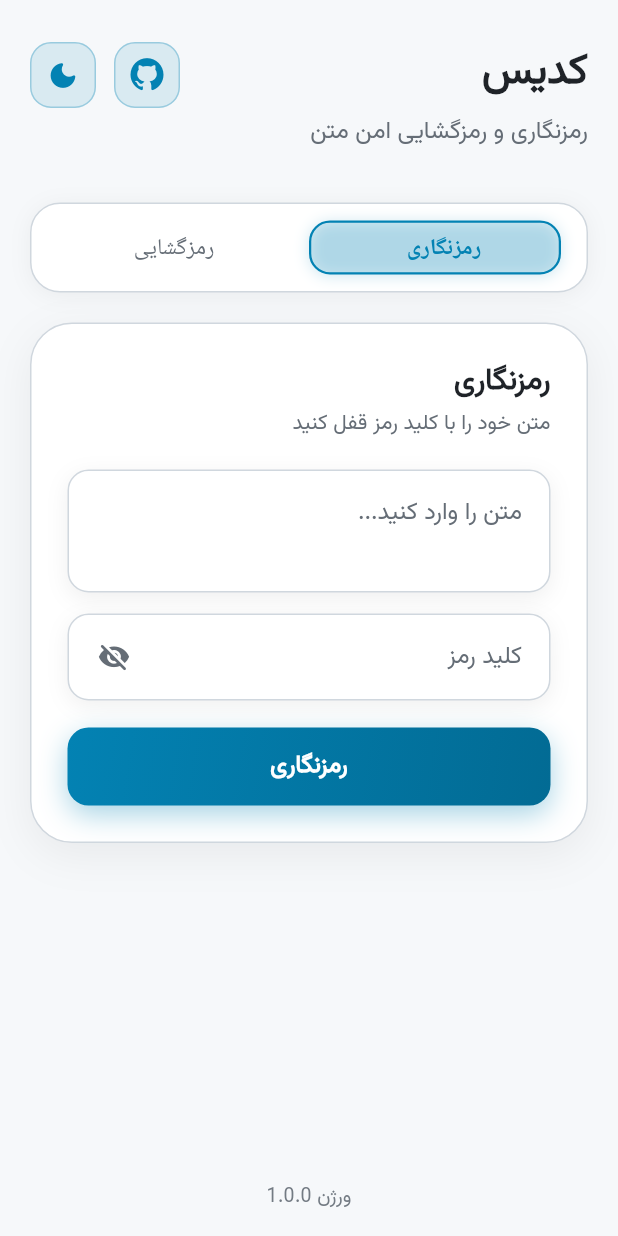
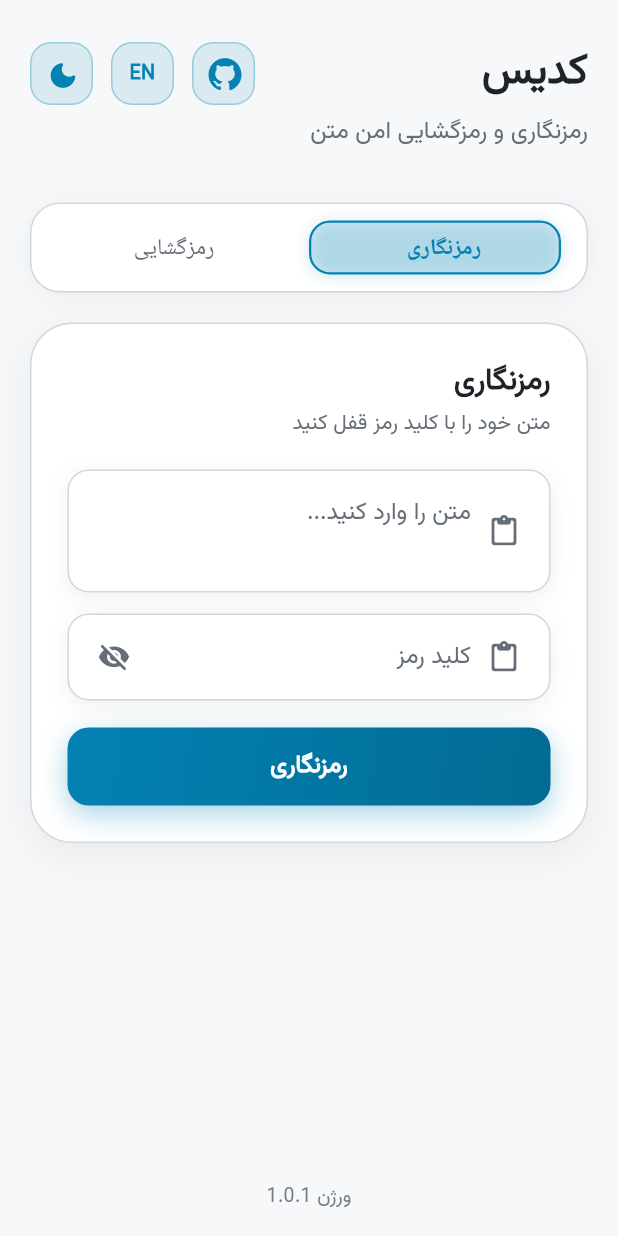
Before and after one commit to hosivay/codis, a Flutter app: the screen it shows after launch, on a phone screen of 412 x 824 dp. Run offline on Flutter 3.47's test engine with Material 3 defaults, Android fonts, the phone set to English and light mode, and no system bars; our stand-ins replace flutter_markdown, font_awesome_flutter, package_info_plus, share_plus; missing offline and left inert: encrypt, pointycastle.

Commit message:
Update app localization and enhance GitHub Actions workflows
- Added support for locale switching in the app, allowing users to toggle between Persian and English.
- Updated the app's UI components to reflect the selected locale, including text direction and localized strings.
- Enhanced the GitHub Actions workflow for multi-platform releases, consolidating Windows, Android, and web builds into a single workflow.
- Removed the outdated Windows release workflow file.
- Updated dependencies in pubspec.lock to include new packages and versions.

```diff
--- a/lib/app.dart
+++ b/lib/app.dart
@@ -12,6 +12,7 @@ class App extends StatefulWidget {
 
 class _AppState extends State<App> {
   ThemeMode _themeMode = ThemeMode.system;
+  Locale _locale = const Locale('fa', 'IR');
 
   void _toggleTheme() {
     setState(() {
@@ -23,20 +24,35 @@ class _AppState extends State<App> {
     });
   }
 
+  void _toggleLocale() {
+    setState(() {
+      _locale = _locale.languageCode == 'fa' ? const Locale('en') : const Locale('fa', 'IR');
+    });
+  }
+
   @override
   Widget build(BuildContext context) {
+    final fontFamily = _locale.languageCode == 'fa' ? 'Vazirmatn' : null;
     return MaterialApp(
-      title: 'کدیس',
-      locale: const Locale('fa', 'IR'),
+      title: 'Codis',
+      locale: _locale,
       debugShowCheckedModeBanner: false,
       theme: AppTheme.light.copyWith(
-        textTheme: AppTheme.light.textTheme.apply(fontFamily: 'Vazirmatn'),
+        textTheme: fontFamily != null
+            ? AppTheme.light.textTheme.apply(fontFamily: fontFamily)
+            : AppTheme.light.textTheme,
       ),
       darkTheme: AppTheme.dark.copyWith(
-        textTheme: AppTheme.dark.textTheme.apply(fontFamily: 'Vazirmatn'),
+        textTheme: fontFamily != null
+            ? AppTheme.dark.textTheme.apply(fontFamily: fontFamily)
+            : AppTheme.dark.textTheme,
       ),
       themeMode: _themeMode,
-      home: CipherPage(onThemeToggle: _toggleTheme),
+      home: CipherPage(
+        onThemeToggle: _toggleTheme,
+        onLocaleToggle: _toggleLocale,
+        locale: _locale,
+      ),
     );
   }
 }
--- /dev/null
+++ b/lib/core/l10n/app_strings.dart
@@ -0,0 +1,83 @@
+import 'package:flutter/material.dart';
+
+class AppStrings {
+  AppStrings._();
+
+  static String appName(Locale locale) =>
+      locale.languageCode == 'en' ? 'Codis' : 'کدیس';
+
+  static String tagline(Locale locale) =>
+      locale.languageCode == 'en'
+          ? 'Secure text encryption and decryption'
+          : 'رمزنگاری و رمزگشایی امن متن';
+
+  static String encryptTitle(Locale locale) =>
+      locale.languageCode == 'en' ? 'Encrypt' : 'رمزنگاری';
+
+  static String encryptSubtitle(Locale locale) =>
+      locale.languageCode == 'en'
+          ? 'Lock your text with a secret key'
+          : 'متن خود را با کلید رمز قفل کنید';
+
+  static String decryptTitle(Locale locale) =>
+      locale.languageCode == 'en' ? 'Decrypt' : 'رمزگشایی';
+
+  static String decryptSubtitle(Locale locale) =>
+      locale.languageCode == 'en'
+          ? 'Open encrypted text with the same key'
+          : 'متن رمزشده را با همان کلید باز کنید';
+
+  static String inputHintEncrypt(Locale locale) =>
+      locale.languageCode == 'en' ? 'Enter text...' : 'متن را وارد کنید...';
+
+  static String inputHintDecrypt(Locale locale) =>
+      locale.languageCode == 'en'
+          ? 'Paste encrypted text here...'
+          : 'متن رمزشده را اینجا بچسبانید...';
+
+  static String secretHint(Locale locale) =>
+      locale.languageCode == 'en' ? 'Secret key' : 'کلید رمز';
+
+  static String doEncrypt(Locale locale) =>
+      locale.languageCode == 'en' ? 'Encrypt' : 'رمزنگاری';
+
+  static String doDecrypt(Locale locale) =>
+      locale.languageCode == 'en' ? 'Decrypt' : 'رمزگشایی';
+
+  static String resultLabel(Locale locale) =>
+      locale.languageCode == 'en' ? 'Result' : 'نتیجه';
+
+  static String copyResult(Locale locale) =>
+      locale.languageCode == 'en' ? 'Copy' : 'کپی';
+
+  static String copied(Locale locale) =>
+      locale.languageCode == 'en' ? 'Copied' : 'کپی شد';
+
+  static String shareResult(Locale locale) =>
+      locale.languageCode == 'en' ? 'Share' : 'اشتراک\u200cگذاری';
+
+  static String viewFullScreen(Locale locale) =>
+      locale.languageCode == 'en' ? 'Full screen' : 'تمام صفحه';
+
+  static String errorInvalidCipher(Locale locale) =>
+      locale.languageCode == 'en'
+          ? 'Invalid encrypted text'
+          : 'متن رمزشده معتبر نیست';
+
+  static String errorDecryptFailed(Locale locale) =>
+      locale.languageCode == 'en'
+          ? 'Decryption failed. Check the key.'
+          : 'رمزگشایی ناموفق. کلید را بررسی کنید.';
+
+  static String errorEmptyInput(Locale locale) =>
+      locale.languageCode == 'en' ? 'Enter text' : 'متن را وارد کنید';
+
+  static String errorEmptySecret(Locale locale) =>
+      locale.languageCode == 'en' ? 'Enter secret key' : 'کلید رمز را وارد کنید';
+
+  static String versionLabel(Locale locale) =>
+      locale.languageCode == 'en' ? 'Version' : 'ورژن';
+
+  static TextDirection textDirection(Locale locale) =>
+      locale.languageCode == 'en' ? TextDirection.ltr : TextDirection.rtl;
+}
--- a/lib/features/cipher/presentation/cipher_page.dart
+++ b/lib/features/cipher/presentation/cipher_page.dart
@@ -1,6 +1,6 @@
 import 'package:flutter/material.dart';
 
-import 'package:codis/core/constants/app_constants.dart';
+import 'package:codis/core/l10n/app_strings.dart';
 import 'package:codis/core/theme/app_palette.dart';
 import 'package:codis/features/cipher/presentation/cipher_viewmodel.dart';
 import 'package:codis/features/cipher/presentation/widgets/action_card.dart';
@@ -10,9 +10,16 @@ import 'package:codis/features/cipher/presentation/widgets/custom_mode_tabs.dart
 import 'package:codis/features/cipher/presentation/widgets/version_footer.dart';
 
 class CipherPage extends StatefulWidget {
-  const CipherPage({super.key, this.onThemeToggle});
+  const CipherPage({
+    super.key,
+    this.onThemeToggle,
+    this.onLocaleToggle,
+    required this.locale,
+  });
 
   final VoidCallback? onThemeToggle;
+  final VoidCallback? onLocaleToggle;
+  final Locale locale;
 
   @override
   State<CipherPage> createState() => _CipherPageState();
@@ -39,6 +46,7 @@ class _CipherPageState extends State<CipherPage> {
     _viewModel.encrypt(
       _encryptInputController.text,
       _encryptSecretController.text,
+      widget.locale,
       () => setState(() {}),
     );
   }
@@ -47,6 +55,7 @@ class _CipherPageState extends State<CipherPage> {
     _viewModel.decrypt(
       _decryptInputController.text,
       _decryptSecretController.text,
+      widget.locale,
       () => setState(() {}),
     );
   }
@@ -65,9 +74,10 @@ class _CipherPageState extends State<CipherPage> {
   @override
   Widget build(BuildContext context) {
     final isDesktop = _isDesktop(context);
+    final dir = AppStrings.textDirection(widget.locale);
 
     return Directionality(
-      textDirection: TextDirection.rtl,
+      textDirection: dir,
       child: Scaffold(
         body: SafeArea(
           child: Column(
@@ -75,7 +85,7 @@ class _CipherPageState extends State<CipherPage> {
               Expanded(
                 child: isDesktop ? _buildDesktopLayout(context) : _buildMobileLayout(context),
               ),
-              const VersionFooter(),
+              VersionFooter(locale: widget.locale),
             ],
           ),
         ),
@@ -85,10 +95,15 @@ class _CipherPageState extends State<CipherPage> {
 
   Widget _buildDesktopLayout(BuildContext context) {
     final padding = _contentPadding(context);
+    final locale = widget.locale;
     return Column(
       crossAxisAlignment: CrossAxisAlignment.stretch,
       children: [
-        CodisHeader(onThemeToggle: widget.onThemeToggle),
+        CodisHeader(
+          locale: locale,
+          onThemeToggle: widget.onThemeToggle,
+          onLocaleToggle: widget.onLocaleToggle,
+        ),
         Expanded(
           child: Center(
             child: ConstrainedBox(
@@ -106,12 +121,13 @@ class _CipherPageState extends State<CipherPage> {
                         child: AnimatedActionCard(
                           delayFrames: 0,
                           child: ActionCard(
-                            title: AppConstants.encryptTitle,
-                            subtitle: AppConstants.encryptSubtitle,
-                            inputHint: AppConstants.inputHintEncrypt,
+                            locale: locale,
+                            title: AppStrings.encryptTitle(locale),
+                            subtitle: AppStrings.encryptSubtitle(locale),
+                            inputHint: AppStrings.inputHintEncrypt(locale),
                             inputController: _encryptInputController,
                             secretController: _encryptSecretController,
-                            actionLabel: AppConstants.doEncrypt,
+                            actionLabel: AppStrings.doEncrypt(locale),
                             onAction: _encrypt,
                             isLoading: _viewModel.encryptLoading,
                             error: _viewModel.encryptError,
@@ -128,12 +144,13 @@ class _CipherPageState extends State<CipherPage> {
                         child: AnimatedActionCard(
                           delayFrames: 2,
                           child: ActionCard(
-                            title: AppConstants.decryptTitle,
-                            subtitle: AppConstants.decryptSubtitle,
-                            inputHint: AppConstants.inputHintDecrypt,
+                            locale: locale,
+                            title: AppStrings.decryptTitle(locale),
+                            subtitle: AppStrings.decryptSubtitle(locale),
+                            inputHint: AppStrings.inputHintDecrypt(locale),
                             inputController: _decryptInputController,
                             secretController: _decryptSecretController,
-                            actionLabel: AppConstants.doDecrypt,
+                            actionLabel: AppStrings.doDecrypt(locale),
                             onAction: _decrypt,
                             isLoading: _viewModel.decryptLoading,
                             error: _viewModel.decryptError,
@@ -155,14 +172,21 @@ class _CipherPageState extends State<CipherPage> {
 
   Widget _buildMobileLayout(BuildContext context) {
     final padding = _contentPadding(context);
+    final locale = widget.locale;
     return CustomScrollView(
       slivers: [
-        SliverToBoxAdapter(child: CodisHeader(onThemeToggle: widget.onThemeToggle)),
+        SliverToBoxAdapter(
+          child: CodisHeader(
+            locale: locale,
+            onThemeToggle: widget.onThemeToggle,
+            onLocaleToggle: widget.onLocaleToggle,
+          ),
+        ),
         SliverToBoxAdapter(
           child: Padding(
             padding: EdgeInsets.fromLTRB(padding, 8, padding, 20),
             child: CustomModeTabs(
-              labels: const [AppConstants.encryptTitle, AppConstants.decryptTitle],
+              labels: [AppStrings.encryptTitle(locale), AppStrings.decryptTitle(locale)],
               selectedIndex: _mobileTabIndex,
               onChanged: (i) => setState(() => _mobileTabIndex = i),
             ),
@@ -199,16 +223,18 @@ class _CipherPageState extends State<CipherPage> {
   }
 
   Widget _mobileEncryptCard() {
+    final locale = widget.locale;
     return AnimatedActionCard(
       key: const ValueKey('mobile_encrypt'),
       delayFrames: 0,
       child: ActionCard(
-        title: AppConstants.encryptTitle,
-        subtitle: AppConstants.encryptSubtitle,
-        inputHint: AppConstants.inputHintEncrypt,
+        locale: locale,
+        title: AppStrings.encryptTitle(locale),
+        subtitle: AppStrings.encryptSubtitle(locale),
+        inputHint: AppStrings.inputHintEncrypt(locale),
         inputController: _encryptInputController,
         secretController: _encryptSecretController,
-        actionLabel: AppConstants.doEncrypt,
+        actionLabel: AppStrings.doEncrypt(locale),
         onAction: _encrypt,
         isLoading: _viewModel.encryptLoading,
         error: _viewModel.encryptError,
@@ -219,16 +245,18 @@ class _CipherPageState extends State<CipherPage> {
   }
 
   Widget _mobileDecryptCard() {
+    final locale = widget.locale;
     return AnimatedActionCard(
       key: const ValueKey('mobile_decrypt'),
       delayFrames: 0,
       child: ActionCard(
-        title: AppConstants.decryptTitle,
-        subtitle: AppConstants.decryptSubtitle,
-        inputHint: AppConstants.inputHintDecrypt,
+        locale: locale,
+        title: AppStrings.decryptTitle(locale),
+        subtitle: AppStrings.decryptSubtitle(locale),
+        inputHint: AppStrings.inputHintDecrypt(locale),
         inputController: _decryptInputController,
         secretController: _decryptSecretController,
-        actionLabel: AppConstants.doDecrypt,
+        actionLabel: AppStrings.doDecrypt(locale),
         onAction: _decrypt,
         isLoading: _viewModel.decryptLoading,
         error: _viewModel.decryptError,
@@ -239,9 +267,10 @@ class _CipherPageState extends State<CipherPage> {
   }
 
   void _showCopied(BuildContext context) {
+    final dir = AppStrings.textDirection(widget.locale);
     ScaffoldMessenger.of(context).showSnackBar(
       SnackBar(
-        content: Text(AppConstants.copied, textDirection: TextDirection.rtl),
+        content: Text(AppStrings.copied(widget.locale), textDirection: dir),
         duration: const Duration(milliseconds: 1200),
         behavior: SnackBarBehavior.floating,
       ),
--- a/lib/features/cipher/presentation/widgets/action_card.dart
+++ b/lib/features/cipher/presentation/widgets/action_card.dart
@@ -1,6 +1,6 @@
 import 'package:flutter/material.dart';
 
-import 'package:codis/core/constants/app_constants.dart';
+import 'package:codis/core/l10n/app_strings.dart';
 import 'package:codis/core/theme/app_palette.dart';
 import 'package:codis/features/cipher/presentation/widgets/cipher_text_field.dart';
 import 'package:codis/features/cipher/presentation/widgets/primary_button.dart';
@@ -9,6 +9,7 @@ import 'package:codis/features/cipher/presentation/widgets/result_card.dart';
 class ActionCard extends StatelessWidget {
   const ActionCard({
     super.key,
+    required this.locale,
     required this.title,
     required this.subtitle,
     required this.inputHint,
@@ -22,6 +23,7 @@ class ActionCard extends StatelessWidget {
     this.onCopy,
   });
 
+  final Locale locale;
   final String title;
   final String subtitle;
   final String inputHint;
@@ -42,6 +44,7 @@ class ActionCard extends StatelessWidget {
     final textPrimary = isDark ? AppPalette.textPrimaryDark : AppPalette.textPrimaryLight;
     final textSecondary = isDark ? AppPalette.textSecondaryDark : AppPalette.textSecondaryLight;
     final errorColor = isDark ? AppPalette.errorDark : AppPalette.errorLight;
+    final dir = AppStrings.textDirection(locale);
 
     return Container(
       width: double.infinity,
@@ -72,7 +75,7 @@ class ActionCard extends StatelessWidget {
               fontSize: 20,
               fontWeight: FontWeight.w700,
             ),
-            textDirection: TextDirection.rtl,
+            textDirection: dir,
           ),
           const SizedBox(height: 4),
           Text(
@@ -82,7 +85,7 @@ class ActionCard extends StatelessWidget {
               fontSize: 14,
               height: 1.4,
             ),
-            textDirection: TextDirection.rtl,
+            textDirection: dir,
           ),
           const SizedBox(height: 20),
           CipherTextField(
@@ -90,13 +93,17 @@ class ActionCard extends StatelessWidget {
             hint: inputHint,
             minLines: 2,
             maxLines: 20,
+            showPasteButton: true,
+            textDirection: dir,
           ),
           const SizedBox(height: 14),
           CipherTextField(
             controller: secretController,
-            hint: AppConstants.secretHint,
+            hint: AppStrings.secretHint(locale),
             maxLines: 1,
             isSecret: true,
+            showPasteButton: true,
+            textDirection: dir,
           ),
           const SizedBox(height: 18),
           PrimaryButton(
@@ -109,12 +116,13 @@ class ActionCard extends StatelessWidget {
             Text(
               error!,
               style: TextStyle(color: errorColor, fontSize: 14, height: 1.4),
-              textDirection: TextDirection.rtl,
+              textDirection: dir,
             ),
           ],
           if (result != null && result!.isNotEmpty) ...[
             const SizedBox(height: 18),
             ResultCard(
+              locale: locale,
               result: result!,
               onCopy: onCopy ?? () {},
             ),
--- a/lib/features/cipher/presentation/widgets/cipher_text_field.dart
+++ b/lib/features/cipher/presentation/widgets/cipher_text_field.dart
@@ -1,4 +1,5 @@
 import 'package:flutter/material.dart';
+import 'package:flutter/services.dart';
 
 import 'package:codis/core/theme/app_palette.dart';
 
@@ -12,6 +13,7 @@ class CipherTextField extends StatefulWidget {
     this.obscureText = false,
     this.isSecret = false,
     this.textDirection,
+    this.showPasteButton = false,
   });
 
   final TextEditingController controller;
@@ -21,6 +23,7 @@ class CipherTextField extends StatefulWidget {
   final bool obscureText;
   final bool isSecret;
   final TextDirection? textDirection;
+  final bool showPasteButton;
 
   @override
   State<CipherTextField> createState() => _CipherTextFieldState();
@@ -97,14 +100,29 @@ class _CipherTextFieldState extends State<CipherTextField> with SingleTickerProv
                 decoration: InputDecoration(
                   hintText: widget.hint,
                   hintStyle: TextStyle(color: hintColor, fontSize: 16),
-                  hintTextDirection: TextDirection.rtl,
+                  hintTextDirection: widget.textDirection ?? TextDirection.rtl,
                   contentPadding: EdgeInsets.fromLTRB(
-                    widget.isSecret ? 48 : 18,
+                    widget.isSecret ? 48 : (widget.showPasteButton ? 48 : 18),
                     16,
-                    18,
+                    widget.showPasteButton ? 48 : 18,
                     16,
                   ),
                   border: InputBorder.none,
+                  prefixIcon: widget.showPasteButton
+                      ? GestureDetector(
+                          onTap: () async {
+                            final data = await Clipboard.getData(Clipboard.kTextPlain);
+                            if (data?.text != null && data!.text!.isNotEmpty) {
+                              widget.controller.text = data.text!;
+                            }
+                          },
+                          behavior: HitTestBehavior.opaque,
+                          child: Padding(
+                            padding: const EdgeInsets.only(right: 12),
+                            child: Icon(Icons.content_paste_rounded, size: 22, color: hintColor),
+                          ),
+                        )
+                      : null,
                   suffixIcon: widget.isSecret
                       ? GestureDetector(
                           onTap: () => setState(() => _obscured = !_obscured),
--- a/lib/features/cipher/presentation/widgets/codis_header.dart
+++ b/lib/features/cipher/presentation/widgets/codis_header.dart
@@ -2,24 +2,27 @@ import 'package:flutter/material.dart';
 import 'package:font_awesome_flutter/font_awesome_flutter.dart';
 import 'package:url_launcher/url_launcher.dart';
 
-import 'package:codis/core/constants/app_constants.dart';
+import 'package:codis/core/l10n/app_strings.dart';
 import 'package:codis/core/theme/app_palette.dart';
 
 class CodisHeader extends StatelessWidget {
-  const CodisHeader({super.key, this.onThemeToggle});
+  const CodisHeader({
+    super.key,
+    required this.locale,
+    this.onThemeToggle,
+    this.onLocaleToggle,
+  });
 
+  final Locale locale;
   final VoidCallback? onThemeToggle;
+  final VoidCallback? onLocaleToggle;
 
   static const String _githubUrl = 'https://github.com/hosivay/codis';
 
   Future<void> _openGithub() async {
     final uri = Uri.parse(_githubUrl);
     if (await canLaunchUrl(uri)) {
-      await launchUrl(
-        uri,
-        mode: LaunchMode.externalApplication,
-        webOnlyWindowName: '_blank',
-      );
+      await launchUrl(uri, mode: LaunchMode.platformDefault);
     }
   }
 
@@ -35,14 +38,20 @@ class CodisHeader extends StatelessWidget {
     final iconSize = isCompact ? 18.0 : 22.0;
     final iconPadding = isCompact ? 8.0 : 10.0;
     final verticalPadding = isCompact ? 20.0 : 28.0;
+    final dir = AppStrings.textDirection(locale);
 
     final textPrimary = isDark ? AppPalette.textPrimaryDark : AppPalette.textPrimaryLight;
     final textSecondary = isDark ? AppPalette.textSecondaryDark : AppPalette.textSecondaryLight;
     final accent = isDark ? AppPalette.accentDark : AppPalette.accentLight;
 
-    Widget _iconButton({required VoidCallback onTap, required Widget icon}) {
+    final buttonSize = iconSize + 2 * iconPadding;
+
+    Widget iconButton({required VoidCallback onTap, required Widget icon}) {
       return GestureDetector(
         onTap: onTap,
+        child: SizedBox(
+          width: buttonSize,
+          height: buttonSize,
           child: Container(
             padding: EdgeInsets.all(iconPadding),
             decoration: BoxDecoration(
@@ -53,7 +62,9 @@ class CodisHeader extends StatelessWidget {
                 width: 1,
               ),
             ),
+            alignment: Alignment.center,
             child: icon,
+          ),
         ),
       );
     }
@@ -74,25 +85,25 @@ class CodisHeader extends StatelessWidget {
                     crossAxisAlignment: CrossAxisAlignment.stretch,
                     children: [
                       Text(
-                        AppConstants.appName,
+                        AppStrings.appName(locale),
                         style: TextStyle(
                           color: textPrimary,
                           fontSize: titleSize,
                           fontWeight: FontWeight.w800,
                           letterSpacing: -0.8,
                         ),
-                        textDirection: TextDirection.rtl,
+                        textDirection: dir,
                       ),
                       SizedBox(height: isCompact ? 4 : 8),
                       Text(
-                        AppConstants.tagline,
+                        AppStrings.tagline(locale),
                         style: TextStyle(
                           color: textSecondary,
                           fontSize: taglineSize,
                           height: 1.45,
                           fontWeight: FontWeight.w400,
                         ),
-                        textDirection: TextDirection.rtl,
+                        textDirection: dir,
                       ),
                     ],
                   ),
@@ -100,13 +111,27 @@ class CodisHeader extends StatelessWidget {
                 Row(
                   mainAxisSize: MainAxisSize.min,
                   children: [
-                    _iconButton(
+                    iconButton(
                       onTap: _openGithub,
                       icon: FaIcon(FontAwesomeIcons.github, size: iconSize, color: accent),
                     ),
+                    if (onLocaleToggle != null) ...[
+                      SizedBox(width: isCompact ? 8 : 12),
+                      iconButton(
+                        onTap: onLocaleToggle!,
+                        icon: Text(
+                          locale.languageCode == 'fa' ? 'EN' : 'فا',
+                          style: TextStyle(
+                            fontSize: iconSize * 0.6,
+                            fontWeight: FontWeight.w700,
+                            color: accent,
+                          ),
+                        ),
+                      ),
+                    ],
                     if (onThemeToggle != null) ...[
                       SizedBox(width: isCompact ? 8 : 12),
-                      _iconButton(
+                      iconButton(
                         onTap: onThemeToggle!,
                         icon: Icon(
                           isDark ? Icons.light_mode_rounded : Icons.dark_mode_rounded,
--- a/lib/features/cipher/presentation/widgets/version_footer.dart
+++ b/lib/features/cipher/presentation/widgets/version_footer.dart
@@ -1,10 +1,13 @@
 import 'package:flutter/material.dart';
 import 'package:package_info_plus/package_info_plus.dart';
 
+import 'package:codis/core/l10n/app_strings.dart';
 import 'package:codis/core/theme/app_palette.dart';
 
 class VersionFooter extends StatelessWidget {
-  const VersionFooter({super.key});
+  const VersionFooter({super.key, required this.locale});
+
+  final Locale locale;
 
   @override
   Widget build(BuildContext context) {
@@ -12,6 +15,7 @@ class VersionFooter extends StatelessWidget {
     final textSecondary = isDark ? AppPalette.textSecondaryDark : AppPalette.textSecondaryLight;
     final width = MediaQuery.sizeOf(context).width;
     final isCompact = width < AppPalette.breakpointSmall;
+    final dir = AppStrings.textDirection(locale);
 
     return SafeArea(
       top: false,
@@ -22,14 +26,15 @@ class VersionFooter extends StatelessWidget {
             future: PackageInfo.fromPlatform(),
             builder: (context, snapshot) {
               final version = snapshot.data?.version ?? '1.0.0';
+              final label = '${AppStrings.versionLabel(locale)} $version';
               return Text(
-                'ورژن $version',
+                label,
                 style: TextStyle(
                   color: textSecondary.withValues(alpha: 0.9),
                   fontSize: isCompact ? 12 : 13,
                   fontWeight: FontWeight.w500,
                 ),
-                textDirection: TextDirection.rtl,
+                textDirection: dir,
               );
             },
           ),
```
Also changed, not shown: lib/features/cipher/presentation/cipher_viewmodel.dart (+11 -10 lines), lib/features/cipher/presentation/widgets/result_card.dart (+19 -14 lines), lib/features/cipher/presentation/widgets/result_full_screen_page.dart (+19 -9 lines), pubspec.yaml (+9 -1 lines), pubspec.lock, 4 other files. Lines whose indentation alone changed are shown as unchanged.
